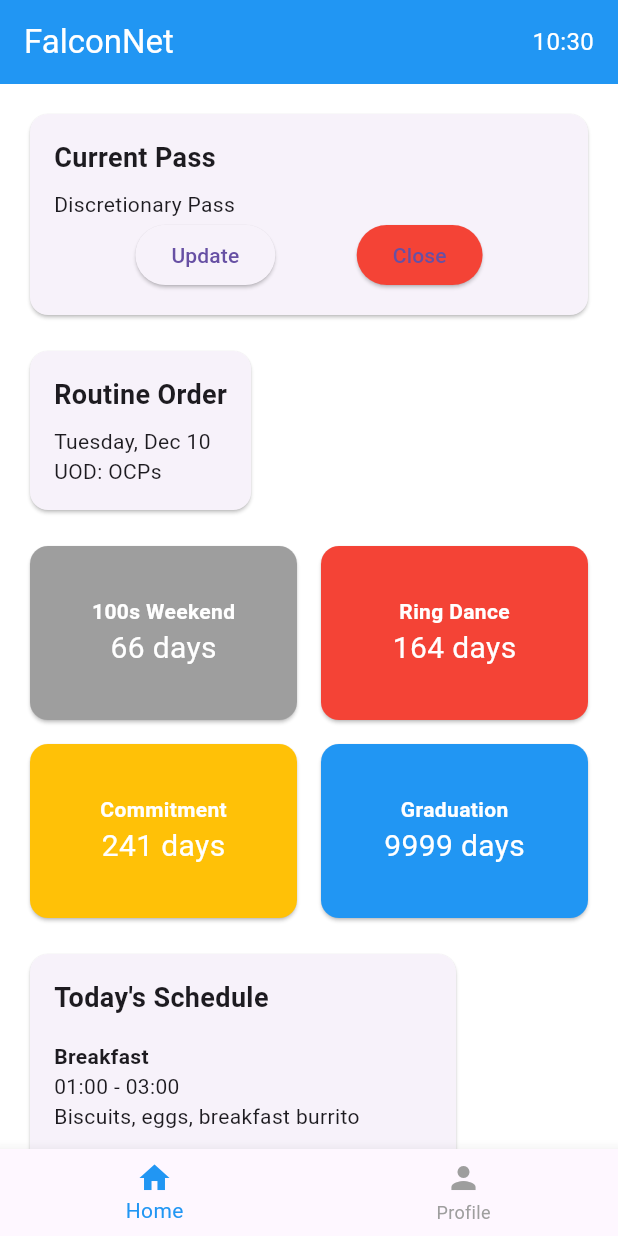
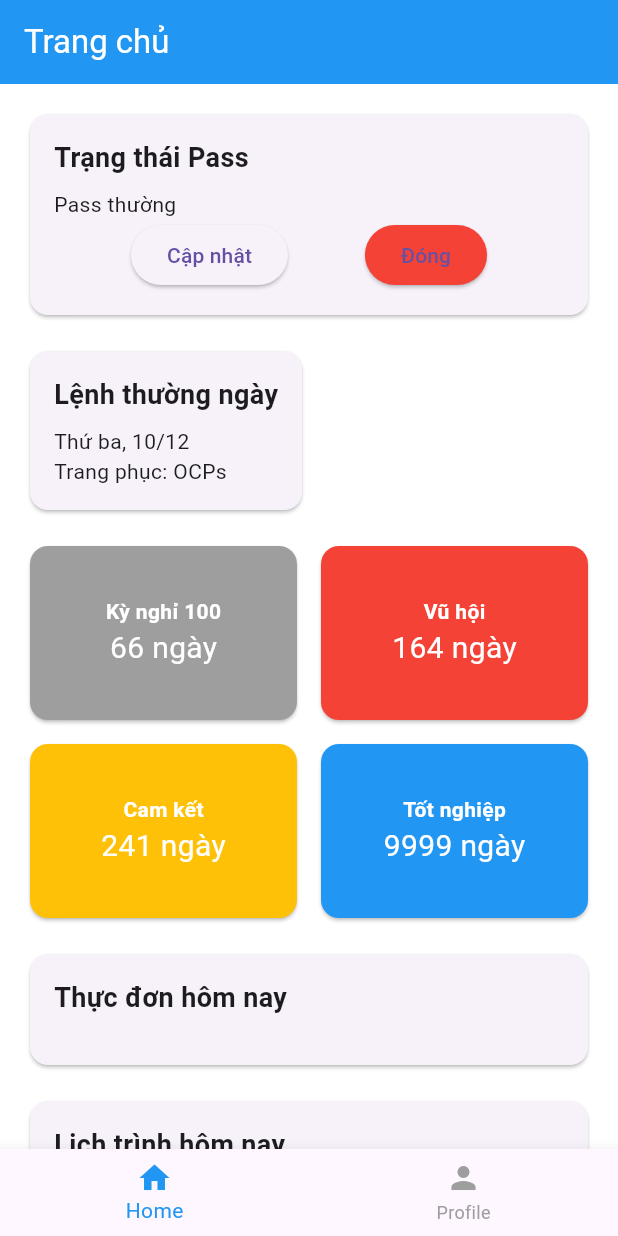
Before and after one commit to Duong2403/ban-sua-dau-tien-, a Flutter app: the screen it shows once a user with an empty profile is signed in, on a phone screen of 412 x 824 dp. Run offline on Flutter 3.47's test engine with Material 3 defaults, Android fonts, the phone set to English and light mode, and no system bars; our stand-ins replace cloud_firestore, firebase_auth, firebase_core, google_sign_in, js; accounts and stored records are empty.

Commit message:
hoan thanh 6h

```diff
--- a/lib/main.dart
+++ b/lib/main.dart
@@ -1,5 +1,4 @@
-// lib/main.dart
-
+// main.dart
 import 'package:flutter/material.dart';
 import 'package:firebase_core/firebase_core.dart';
 import 'package:provider/provider.dart';
@@ -18,7 +17,6 @@ void main() async {
     await Firebase.initializeApp(
       options: DefaultFirebaseOptions.currentPlatform,
     );
-    print('Firebase Initialized Successfully');
   } catch (e) {
     print('Error Initializing Firebase: $e');
   }
@@ -43,7 +41,6 @@ class MyApp extends StatelessWidget {
       debugShowCheckedModeBanner: false,
       theme: ThemeData(
         primarySwatch: Colors.blue,
-        useMaterial3: true,
         scaffoldBackgroundColor: Colors.white,
         appBarTheme: const AppBarTheme(
           backgroundColor: Colors.blue,
@@ -56,11 +53,9 @@ class MyApp extends StatelessWidget {
           if (authProvider.isLoading) {
             return const Center(child: CircularProgressIndicator());
           }
-
           if (authProvider.user != null) {
             return const MainNavigator();
           }
-
           return const LoginScreen();
         },
       ),
@@ -83,18 +78,6 @@ class _MainNavigatorState extends State<MainNavigator> {
   int _currentIndex = 0;
   bool _isAdmin = false;
 
-  final List<Widget> _adminScreens = [
-    const HomeScreen(),
-    const ExcusalsScreen(),
-    const MetricsScreen(),
-    const ProfileScreen(),
-  ];
-
-  final List<Widget> _studentScreens = [
-    const HomeScreen(),
-    const ProfileScreen(),
-  ];
-
   @override
   void initState() {
     super.initState();
@@ -106,52 +89,44 @@ class _MainNavigatorState extends State<MainNavigator> {
     final adminStatus = await authProvider.checkAdminAccess();
     setState(() {
       _isAdmin = adminStatus;
-      // Reset index if current index is not available in student screens
-      if (!_isAdmin && _currentIndex >= _studentScreens.length) {
+      if (!_isAdmin && _currentIndex >= 2) {
         _currentIndex = 0;
       }
     });
   }
 
+  List<Widget> get _screens => _isAdmin
+      ? [
+          const HomeScreen(),
+          const ExcusalsScreen(),
+          const MetricsScreen(),
+          const ProfileScreen(),
+        ]
+      : [
+          const HomeScreen(),
+          const ProfileScreen(),
+        ];
+
+  List<BottomNavigationBarItem> get _navItems => _isAdmin
+      ? const [
+          BottomNavigationBarItem(icon: Icon(Icons.home), label: 'Home'),
+          BottomNavigationBarItem(
+              icon: Icon(Icons.event_note), label: 'Excusals'),
+          BottomNavigationBarItem(
+              icon: Icon(Icons.analytics), label: 'Metrics'),
+          BottomNavigationBarItem(icon: Icon(Icons.person), label: 'Profile'),
+        ]
+      : const [
+          BottomNavigationBarItem(icon: Icon(Icons.home), label: 'Home'),
+          BottomNavigationBarItem(icon: Icon(Icons.person), label: 'Profile'),
+        ];
+
   @override
   Widget build(BuildContext context) {
-    final screens = _isAdmin ? _adminScreens : _studentScreens;
-    final navItems = _isAdmin
-        ? const [
-            BottomNavigationBarItem(
-              icon: Icon(Icons.home),
-              label: 'Home',
-            ),
-            BottomNavigationBarItem(
-              icon: Icon(Icons.event_note),
-              label: 'Excusals',
-            ),
-            BottomNavigationBarItem(
-              icon: Icon(Icons.analytics),
-              label: 'Metrics',
-            ),
-            BottomNavigationBarItem(
-              icon: Icon(Icons.person),
-              label: 'Profile',
-            ),
-          ]
-        : [
-            BottomNavigationBarItem(
-              icon: Icon(Icons.home),
-              label: 'Home',
-            ),
-            BottomNavigationBarItem(
-              icon: Icon(Icons.person),
-              label: 'Profile',
-            ),
-          ];
-
     return WillPopScope(
       onWillPop: () async {
         if (_currentIndex != 0) {
-          setState(() {
-            _currentIndex = 0;
-          });
+          setState(() => _currentIndex = 0);
           return false;
         }
         return true;
@@ -159,19 +134,15 @@ class _MainNavigatorState extends State<MainNavigator> {
       child: Scaffold(
         body: IndexedStack(
           index: _currentIndex,
-          children: screens,
+          children: _screens,
         ),
         bottomNavigationBar: BottomNavigationBar(
           currentIndex: _currentIndex,
-          onTap: (index) {
-            setState(() {
-              _currentIndex = index;
-            });
-          },
+          onTap: (index) => setState(() => _currentIndex = index),
           type: BottomNavigationBarType.fixed,
           selectedItemColor: Colors.blue,
           unselectedItemColor: Colors.grey,
-          items: navItems,
+          items: _navItems,
         ),
       ),
     );
--- /dev/null
+++ b/lib/models/menu.dart
@@ -0,0 +1,33 @@
+// lib/models/menu.dart
+import 'package:cloud_firestore/cloud_firestore.dart';
+
+class Menu {
+  final String id;
+  final String mealType;
+  final String description;
+  final DateTime date;
+
+  Menu({
+    required this.id,
+    required this.mealType,
+    required this.description,
+    required this.date,
+  });
+
+  factory Menu.fromFirestore(Map<String, dynamic> data, String id) {
+    return Menu(
+      id: id,
+      mealType: data['mealType'] ?? '',
+      description: data['description'] ?? '',
+      date: (data['date'] as Timestamp).toDate(),
+    );
+  }
+
+  Map<String, dynamic> toMap() {
+    return {
+      'mealType': mealType,
+      'description': description,
+      'date': Timestamp.fromDate(date),
+    };
+  }
+}
--- /dev/null
+++ b/lib/models/schedule.dart
@@ -0,0 +1,41 @@
+// lib/models/schedule.dart
+import 'package:cloud_firestore/cloud_firestore.dart';
+
+class Schedule {
+  final String id;
+  final String title;
+  final String description;
+  final DateTime date;
+  final String startTime;
+  final String endTime;
+
+  Schedule({
+    required this.id,
+    required this.title,
+    required this.description,
+    required this.date,
+    required this.startTime,
+    required this.endTime,
+  });
+
+  factory Schedule.fromFirestore(Map<String, dynamic> data, String id) {
+    return Schedule(
+      id: id,
+      title: data['title'] ?? '',
+      description: data['description'] ?? '',
+      date: (data['date'] as Timestamp).toDate(),
+      startTime: data['startTime'] ?? '',
+      endTime: data['endTime'] ?? '',
+    );
+  }
+
+  Map<String, dynamic> toMap() {
+    return {
+      'title': title,
+      'description': description,
+      'date': Timestamp.fromDate(date),
+      'startTime': startTime,
+      'endTime': endTime,
+    };
+  }
+}
--- a/lib/screens/home_screen.dart
+++ b/lib/screens/home_screen.dart
@@ -1,19 +1,33 @@
 import 'package:flutter/material.dart';
+import '../services/auth_service.dart';
+import '../services/data_service.dart';
+import '../models/menu.dart';
+import '../models/schedule.dart';
+import './admin/menu_manager.dart';
 
-class HomeScreen extends StatelessWidget {
+class HomeScreen extends StatefulWidget {
   const HomeScreen({super.key});
+
+  @override
+  State<HomeScreen> createState() => _HomeScreenState();
+}
+
+class _HomeScreenState extends State<HomeScreen> {
+  final DataService _dataService = DataService();
+  final AuthService _authService = AuthService();
 
   @override
   Widget build(BuildContext context) {
     return Scaffold(
       appBar: AppBar(
-        title: const Text('FalconNet'),
+        title: const Text('Trang chủ'),
         actions: [
-          Padding(
-            padding: const EdgeInsets.all(16.0),
-            child: Text(
-              '${DateTime.now().hour}:${DateTime.now().minute}',
-              style: const TextStyle(fontSize: 16),
+          if (_authService.currentUser?.email == 'anhduongxx2403@gmail.com')
+            IconButton(
+              icon: const Icon(Icons.admin_panel_settings),
+              onPressed: () => Navigator.push(
+                context,
+                MaterialPageRoute(builder: (_) => const MenuManagerScreen()),
               ),
             ),
         ],
@@ -30,11 +44,61 @@ class HomeScreen extends StatelessWidget {
               const SizedBox(height: 16),
               _buildEventCountdowns(),
               const SizedBox(height: 16),
+              _buildMenu(),
+              const SizedBox(height: 16),
               _buildSchedule(),
             ],
           ),
         ),
       ),
+    );
+  }
+
+  Widget _buildMenu() {
+    return StreamBuilder<List<Menu>>(
+      stream: _dataService.getMenus(),
+      builder: (context, snapshot) {
+        if (!snapshot.hasData) {
+          return const Center(child: CircularProgressIndicator());
+        }
+
+        return Card(
+          child: Padding(
+            padding: const EdgeInsets.all(16.0),
+            child: Column(
+              crossAxisAlignment: CrossAxisAlignment.start,
+              children: [
+                const Text(
+                  'Thực đơn hôm nay',
+                  style: TextStyle(fontSize: 18, fontWeight: FontWeight.bold),
+                ),
+                const SizedBox(height: 16),
+                ListView.builder(
+                  shrinkWrap: true,
+                  physics: const NeverScrollableScrollPhysics(),
+                  itemCount: snapshot.data!.length,
+                  itemBuilder: (context, index) {
+                    final menu = snapshot.data![index];
+                    return Padding(
+                      padding: const EdgeInsets.only(bottom: 12.0),
+                      child: Column(
+                        crossAxisAlignment: CrossAxisAlignment.start,
+                        children: [
+                          Text(
+                            menu.mealType,
+                            style: const TextStyle(fontWeight: FontWeight.bold),
+                          ),
+                          Text(menu.description),
+                        ],
+                      ),
+                    );
+                  },
+                ),
+              ],
+            ),
+          ),
+        );
+      },
     );
   }
 
@@ -46,24 +110,24 @@ class HomeScreen extends StatelessWidget {
           crossAxisAlignment: CrossAxisAlignment.start,
           children: [
             const Text(
-              'Current Pass',
+              'Trạng thái Pass',
               style: TextStyle(fontSize: 18, fontWeight: FontWeight.bold),
             ),
             const SizedBox(height: 8),
-            const Text('Discretionary Pass'),
+            const Text('Pass thường'),
             Row(
               mainAxisAlignment: MainAxisAlignment.spaceEvenly,
               children: [
                 ElevatedButton(
                   onPressed: () {},
-                  child: const Text('Update'),
+                  child: const Text('Cập nhật'),
                 ),
                 ElevatedButton(
                   style: ElevatedButton.styleFrom(
                     backgroundColor: Colors.red,
                   ),
                   onPressed: () {},
-                  child: const Text('Close'),
+                  child: const Text('Đóng'),
                 ),
               ],
             ),
@@ -81,12 +145,12 @@ class HomeScreen extends StatelessWidget {
           crossAxisAlignment: CrossAxisAlignment.start,
           children: const [
             Text(
-              'Routine Order',
+              'Lệnh thường ngày',
               style: TextStyle(fontSize: 18, fontWeight: FontWeight.bold),
             ),
             SizedBox(height: 8),
-            Text('Tuesday, Dec 10'),
-            Text('UOD: OCPs'),
+            Text('Thứ ba, 10/12'),
+            Text('Trang phục: OCPs'),
           ],
         ),
       ),
@@ -102,10 +166,10 @@ class HomeScreen extends StatelessWidget {
       mainAxisSpacing: 8,
       crossAxisSpacing: 8,
       children: [
-        _buildCountdownTile('100s Weekend', '66', Colors.grey),
-        _buildCountdownTile('Ring Dance', '164', Colors.red),
-        _buildCountdownTile('Commitment', '241', Colors.amber),
-        _buildCountdownTile('Graduation', '9999', Colors.blue),
+        _buildCountdownTile('Kỳ nghỉ 100', '66', Colors.grey),
+        _buildCountdownTile('Vũ hội', '164', Colors.red),
+        _buildCountdownTile('Cam kết', '241', Colors.amber),
+        _buildCountdownTile('Tốt nghiệp', '9999', Colors.blue),
       ],
     );
   }
@@ -126,7 +190,7 @@ class HomeScreen extends StatelessWidget {
               ),
             ),
             Text(
-              '$days days',
+              '$days ngày',
               style: const TextStyle(
                 color: Colors.white,
                 fontSize: 20,
@@ -139,6 +203,13 @@ class HomeScreen extends StatelessWidget {
   }
 
   Widget _buildSchedule() {
+    return StreamBuilder<List<Schedule>>(
+      stream: _dataService.getSchedules(),
+      builder: (context, snapshot) {
+        if (!snapshot.hasData) {
+          return const Center(child: CircularProgressIndicator());
+        }
+
         return Card(
           child: Padding(
             padding: const EdgeInsets.all(16.0),
@@ -146,28 +217,28 @@ class HomeScreen extends StatelessWidget {
               crossAxisAlignment: CrossAxisAlignment.start,
               children: [
                 const Text(
-              'Today\'s Schedule',
+                  'Lịch trình hôm nay',
                   style: TextStyle(fontSize: 18, fontWeight: FontWeight.bold),
                 ),
                 const SizedBox(height: 16),
-            _buildScheduleItem(
-              'Breakfast',
-              '01:00 - 03:00',
-              'Biscuits, eggs, breakfast burrito',
-            ),
-            _buildScheduleItem(
-              'Lunch',
-              '03:00 - 06:00',
-              'BBQ beef brisket, sweet potato wedges',
-            ),
-            _buildScheduleItem(
-              'Dinner',
-              '09:00 - 11:50',
-              'Italian pasta night',
+                ListView.builder(
+                  shrinkWrap: true,
+                  physics: const NeverScrollableScrollPhysics(),
+                  itemCount: snapshot.data!.length,
+                  itemBuilder: (context, index) {
+                    final schedule = snapshot.data![index];
+                    return _buildScheduleItem(
+                      schedule.title,
+                      '${schedule.startTime} - ${schedule.endTime}',
+                      schedule.description,
+                    );
+                  },
                 ),
               ],
             ),
           ),
+        );
+      },
     );
   }
 
```
Also changed, not shown: lib/screens/admin/menu_manager.dart (added, +197 -0 lines), lib/services/data_service.dart (added, +48 -0 lines). Lines whose indentation alone changed are shown as unchanged.
